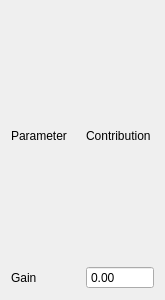
First picture: the form in ui/VoltageGlobalAdjust.ui, repository MonroeQuantumNetworks/IonControl, before the edit.
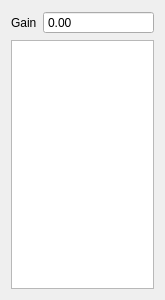
Second picture: the form after the edit. Custom widgets are drawn as their Qt base class.

What changed in the file:
```diff
--- a/ui/VoltageGlobalAdjust.ui
+++ b/ui/VoltageGlobalAdjust.ui
@@ -14,34 +14,29 @@
    <string>Form</string>
   </property>
   <layout class="QGridLayout" name="gridLayout">
-   <item row="0" column="2">
-    <widget class="QLabel" name="label_3">
-     <property name="text">
-      <string>Contribution</string>
-     </property>
-    </widget>
-   </item>
-   <item row="1" column="1">
+   <item row="0" column="1">
     <widget class="QLabel" name="label">
      <property name="text">
       <string>Gain</string>
      </property>
     </widget>
    </item>
-   <item row="0" column="1">
-    <widget class="QLabel" name="label_2">
-     <property name="text">
-      <string>Parameter</string>
-     </property>
-    </widget>
-   </item>
-   <item row="1" column="2">
+   <item row="0" column="2">
     <widget class="MagnitudeSpinBox" name="gainBox">
+     <property name="sizePolicy">
+      <sizepolicy hsizetype="Minimum" vsizetype="Fixed">
+       <horstretch>1</horstretch>
+       <verstretch>0</verstretch>
+      </sizepolicy>
+     </property>
      <property name="buttonSymbols">
       <enum>QAbstractSpinBox::NoButtons</enum>
      </property>
     </widget>
    </item>
+   <item row="1" column="1" colspan="2">
+    <widget class="QTableView" name="tableView"/>
+   </item>
   </layout>
  </widget>
  <customwidgets>
```
Left out of the diff: 4 changed lines with no effect on the pictures.
